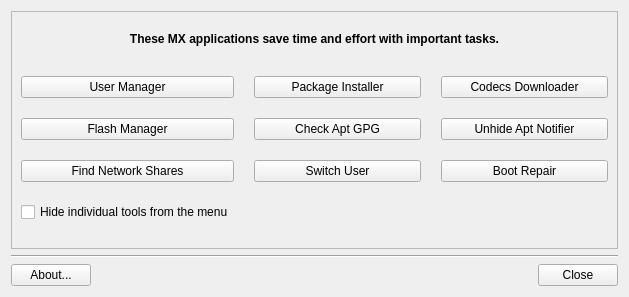
The window that mxtools.ui (AdrianTM/mx-tools) describes before a commit, drawn with Qt 5.
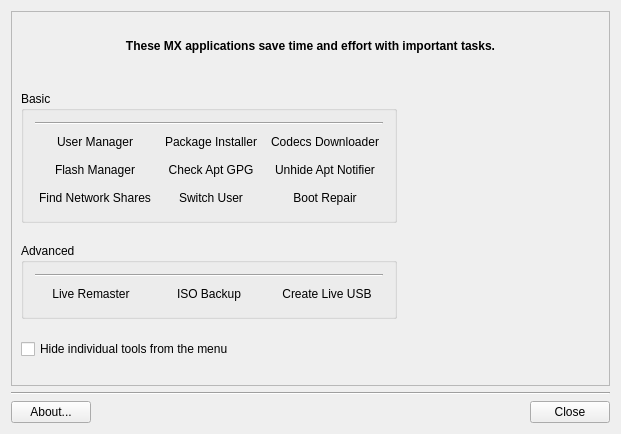
The same window after the commit. Icons and pictures are not drawn. Custom widgets are drawn as their Qt base class.

Commit message: changed design and added 3 antiX tools

What changed in the file:
```diff
--- a/mxtools.ui
+++ b/mxtools.ui
@@ -6,8 +6,8 @@
    <rect>
     <x>0</x>
     <y>0</y>
-    <width>629</width>
-    <height>297</height>
+    <width>621</width>
+    <height>434</height>
    </rect>
   </property>
   <property name="windowTitle">
@@ -127,6 +127,18 @@
        <verstretch>0</verstretch>
       </sizepolicy>
      </property>
+     <property name="font">
+      <font>
+       <strikeout>false</strikeout>
+       <kerning>true</kerning>
+      </font>
+     </property>
+     <property name="mouseTracking">
+      <bool>false</bool>
+     </property>
+     <property name="autoFillBackground">
+      <bool>false</bool>
+     </property>
      <property name="frameShape">
       <enum>QFrame::StyledPanel</enum>
      </property>
@@ -152,58 +164,77 @@
       <property name="spacing">
        <number>20</number>
       </property>
-      <item row="4" column="2">
-       <widget class="QPushButton" name="buttonBootrepair">
-        <property name="text">
-         <string>Boot Repair</string>
+      <item row="9" column="0">
+       <widget class="QGroupBox" name="advancedBox">
+        <property name="title">
+         <string>Advanced</string>
         </property>
-        <property name="icon">
-         <iconset>
-          <normaloff>../../../../../../../../usr/share/pixmaps/mx/mx-bootrepair.png</normaloff>../../../../../../../../usr/share/pixmaps/mx/mx-bootrepair.png</iconset>
-        </property>
-       </widget>
-      </item>
-      <item row="4" column="1">
-       <widget class="QPushButton" name="buttonSwitchUser">
+        <layout class="QGridLayout" name="gridLayout_4">
+         <item row="0" column="0" colspan="3">
+          <widget class="Line" name="lineAdv">
+           <property name="sizePolicy">
+            <sizepolicy hsizetype="MinimumExpanding" vsizetype="Fixed">
+             <horstretch>0</horstretch>
+             <verstretch>0</verstretch>
+            </sizepolicy>
+           </property>
+           <property name="frameShadow">
+            <enum>QFrame::Sunken</enum>
+           </property>
+           <property name="orientation">
+            <enum>Qt::Horizontal</enum>
+           </property>
+          </widget>
+         </item>
+         <item row="1" column="0">
+          <widget class="FlatButton" name="buttonRemaster">
         <property name="text">
-         <string>Switch User</string>
+            <string>Live Remaster</string>
         </property>
         <property name="icon">
          <iconset>
-          <normaloff>../../../../../../../../usr/share/icons/Tango/scalable/apps/system-users.svg</normaloff>../../../../../../../../usr/share/icons/Tango/scalable/apps/system-users.svg</iconset>
-        </property>
-       </widget>
-      </item>
-      <item row="3" column="0">
-       <widget class="QPushButton" name="buttonFlash">
+             <normaloff>../../../../../../../../usr/share/icons/Tango/24x24/categories/preferences-desktop.png</normaloff>../../../../../../../../usr/share/icons/Tango/24x24/categories/preferences-desktop.png</iconset>
+           </property>
+           <property name="flat">
+            <bool>true</bool>
+           </property>
+          </widget>
+         </item>
+         <item row="1" column="1">
+          <widget class="FlatButton" name="buttonSnapshot">
         <property name="text">
-         <string>Flash Manager</string>
+            <string>ISO Backup</string>
         </property>
         <property name="icon">
          <iconset>
-          <normaloff>../../../../../../../../usr/share/pixmaps/mx/mx-flash.png</normaloff>../../../../../../../../usr/share/pixmaps/mx/mx-flash.png</iconset>
-        </property>
-       </widget>
-      </item>
-      <item row="2" column="1">
-       <widget class="QPushButton" name="buttonPackageInstaller">
+             <normaloff>../../../../../../../../usr/share/icons/Tango/scalable/devices/system.svg</normaloff>../../../../../../../../usr/share/icons/Tango/scalable/devices/system.svg</iconset>
+           </property>
+           <property name="flat">
+            <bool>true</bool>
+           </property>
+          </widget>
+         </item>
+         <item row="1" column="2">
+          <widget class="FlatButton" name="buttonLiveUSB">
         <property name="text">
-         <string>Package Installer</string>
+            <string>Create Live USB</string>
         </property>
         <property name="icon">
          <iconset>
-          <normaloff>../../../../../../../../usr/share/pixmaps/mx/mx-packageinstaller.png</normaloff>../../../../../../../../usr/share/pixmaps/mx/mx-packageinstaller.png</iconset>
-        </property>
-       </widget>
-      </item>
-      <item row="2" column="2">
-       <widget class="QPushButton" name="buttonCodecs">
+             <normaloff>../../../../../../../../usr/share/icons/Tango/24x24/devices/usbpendrive_unmount.png</normaloff>../../../../../../../../usr/share/icons/Tango/24x24/devices/usbpendrive_unmount.png</iconset>
+           </property>
+           <property name="flat">
+            <bool>true</bool>
+           </property>
+          </widget>
+         </item>
+        </layout>
+       </widget>
+      </item>
+      <item row="10" column="0">
+       <widget class="QCheckBox" name="hideCheckBox">
         <property name="text">
-         <string>Codecs Downloader</string>
-        </property>
-        <property name="icon">
-         <iconset>
-          <normaloff>../../../../../../../../usr/share/pixmaps/mx/mx-codecs.png</normaloff>../../../../../../../../usr/share/pixmaps/mx/mx-codecs.png</iconset>
+         <string>Hide individual tools from the menu</string>
         </property>
        </widget>
       </item>
@@ -235,8 +266,51 @@
         </property>
        </widget>
       </item>
-      <item row="2" column="0">
-       <widget class="QPushButton" name="buttonUser">
+      <item row="6" column="0">
+       <widget class="QGroupBox" name="basicBox">
+        <property name="title">
+         <string>Basic</string>
+        </property>
+        <property name="flat">
+         <bool>false</bool>
+        </property>
+        <property name="checkable">
+         <bool>false</bool>
+        </property>
+        <layout class="QGridLayout" name="gridLayout_3">
+         <item row="0" column="0" colspan="3">
+          <widget class="Line" name="lineBasic">
+           <property name="sizePolicy">
+            <sizepolicy hsizetype="MinimumExpanding" vsizetype="Fixed">
+             <horstretch>0</horstretch>
+             <verstretch>0</verstretch>
+            </sizepolicy>
+           </property>
+           <property name="frameShadow">
+            <enum>QFrame::Sunken</enum>
+           </property>
+           <property name="orientation">
+            <enum>Qt::Horizontal</enum>
+           </property>
+          </widget>
+         </item>
+         <item row="1" column="0">
+          <widget class="FlatButton" name="buttonUser">
+           <property name="font">
+            <font>
+             <underline>false</underline>
+             <kerning>true</kerning>
+            </font>
+           </property>
+           <property name="mouseTracking">
+            <bool>false</bool>
+           </property>
+           <property name="acceptDrops">
+            <bool>false</bool>
+           </property>
+           <property name="autoFillBackground">
+            <bool>false</bool>
+           </property>
         <property name="text">
          <string>User Manager</string>
         </property>
@@ -244,21 +318,55 @@
          <iconset>
           <normaloff>../../../../../../../../usr/share/pixmaps/mx/mx-user.png</normaloff>../../../../../../../../usr/share/pixmaps/mx/mx-user.png</iconset>
         </property>
-       </widget>
-      </item>
-      <item row="4" column="0">
-       <widget class="QPushButton" name="buttonFindShares">
+           <property name="flat">
+            <bool>true</bool>
+           </property>
+          </widget>
+         </item>
+         <item row="1" column="1">
+          <widget class="FlatButton" name="buttonPackageInstaller">
         <property name="text">
-         <string>Find Network Shares</string>
+            <string>Package Installer</string>
         </property>
         <property name="icon">
          <iconset>
-          <normaloff>../../../../../../../../usr/share/pixmaps/mx/mx-findshares.xpm</normaloff>../../../../../../../../usr/share/pixmaps/mx/mx-findshares.xpm</iconset>
-        </property>
-       </widget>
-      </item>
-      <item row="3" column="1">
-       <widget class="QPushButton" name="buttonCheckAptGPG">
+             <normaloff>../../../../../../../../usr/share/pixmaps/mx/mx-packageinstaller.png</normaloff>../../../../../../../../usr/share/pixmaps/mx/mx-packageinstaller.png</iconset>
+           </property>
+           <property name="flat">
+            <bool>true</bool>
+           </property>
+          </widget>
+         </item>
+         <item row="1" column="2">
+          <widget class="FlatButton" name="buttonCodecs">
+           <property name="text">
+            <string>Codecs Downloader</string>
+           </property>
+           <property name="icon">
+            <iconset>
+             <normaloff>../../../../../../../../usr/share/pixmaps/mx/mx-codecs.png</normaloff>../../../../../../../../usr/share/pixmaps/mx/mx-codecs.png</iconset>
+           </property>
+           <property name="flat">
+            <bool>true</bool>
+           </property>
+          </widget>
+         </item>
+         <item row="2" column="0">
+          <widget class="FlatButton" name="buttonFlash">
+           <property name="text">
+            <string>Flash Manager</string>
+           </property>
+           <property name="icon">
+            <iconset>
+             <normaloff>../../../../../../../../usr/share/pixmaps/mx/mx-flash.png</normaloff>../../../../../../../../usr/share/pixmaps/mx/mx-flash.png</iconset>
+           </property>
+           <property name="flat">
+            <bool>true</bool>
+           </property>
+          </widget>
+         </item>
+         <item row="2" column="1">
+          <widget class="FlatButton" name="buttonCheckAptGPG">
         <property name="text">
          <string>Check Apt GPG</string>
         </property>
@@ -266,10 +374,13 @@
          <iconset>
           <normaloff>../../../../../../../../usr/share/pixmaps/checkaptgpg.png</normaloff>../../../../../../../../usr/share/pixmaps/checkaptgpg.png</iconset>
         </property>
-       </widget>
-      </item>
-      <item row="3" column="2">
-       <widget class="QPushButton" name="buttonAptNotifier">
+           <property name="flat">
+            <bool>true</bool>
+           </property>
+          </widget>
+         </item>
+         <item row="2" column="2">
+          <widget class="FlatButton" name="buttonAptNotifier">
         <property name="text">
          <string>Unhide Apt Notifier</string>
         </property>
@@ -277,13 +388,60 @@
          <iconset>
           <normaloff>../../../../../../../../usr/share/icons/mnotify-some.png</normaloff>../../../../../../../../usr/share/icons/mnotify-some.png</iconset>
         </property>
-       </widget>
-      </item>
-      <item row="5" column="0">
-       <widget class="QCheckBox" name="hideCheckBox">
+           <property name="flat">
+            <bool>true</bool>
+           </property>
+          </widget>
+         </item>
+         <item row="3" column="0">
+          <widget class="FlatButton" name="buttonFindShares">
         <property name="text">
-         <string>Hide individual tools from the menu</string>
-        </property>
+            <string>Find Network Shares</string>
+           </property>
+           <property name="icon">
+            <iconset>
+             <normaloff>../../../../../../../../usr/share/pixmaps/mx/mx-findshares.xpm</normaloff>../../../../../../../../usr/share/pixmaps/mx/mx-findshares.xpm</iconset>
+           </property>
+           <property name="iconSize">
+            <size>
+             <width>24</width>
+             <height>21</height>
+            </size>
+           </property>
+           <property name="flat">
+            <bool>true</bool>
+           </property>
+          </widget>
+         </item>
+         <item row="3" column="1">
+          <widget class="FlatButton" name="buttonSwitchUser">
+           <property name="text">
+            <string>Switch User</string>
+           </property>
+           <property name="icon">
+            <iconset>
+             <normaloff>../../../../../../../../usr/share/icons/Tango/scalable/apps/system-users.svg</normaloff>../../../../../../../../usr/share/icons/Tango/scalable/apps/system-users.svg</iconset>
+           </property>
+           <property name="flat">
+            <bool>true</bool>
+           </property>
+          </widget>
+         </item>
+         <item row="3" column="2">
+          <widget class="FlatButton" name="buttonBootrepair">
+           <property name="text">
+            <string>Boot Repair</string>
+           </property>
+           <property name="icon">
+            <iconset>
+             <normaloff>../../../../../../../../usr/share/pixmaps/mx/mx-bootrepair.png</normaloff>../../../../../../../../usr/share/pixmaps/mx/mx-bootrepair.png</iconset>
+           </property>
+           <property name="flat">
+            <bool>true</bool>
+           </property>
+          </widget>
+         </item>
+        </layout>
        </widget>
       </item>
      </layout>
@@ -292,6 +450,13 @@
   </layout>
  </widget>
  <layoutdefault spacing="6" margin="11"/>
+ <customwidgets>
+  <customwidget>
+   <class>FlatButton</class>
+   <extends>QPushButton</extends>
+   <header>flatbutton.h</header>
+  </customwidget>
+ </customwidgets>
  <resources/>
  <connections>
   <connection>
```
Lines whose indentation alone changed are shown as unchanged. The commit also changes 7 other files.
